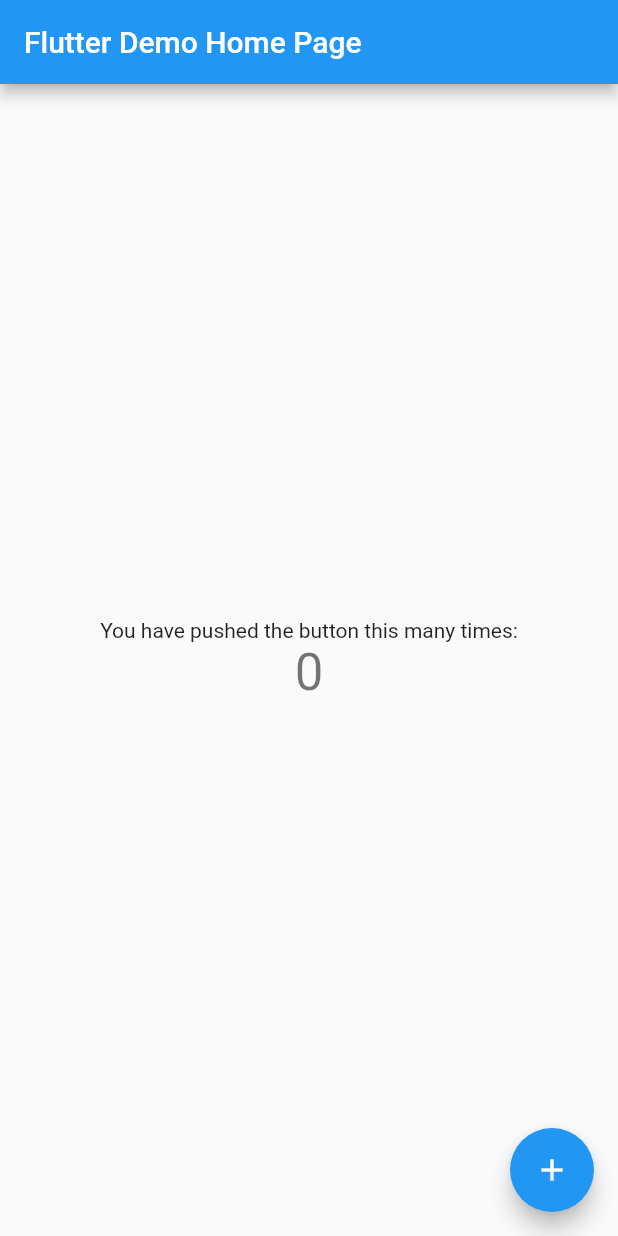
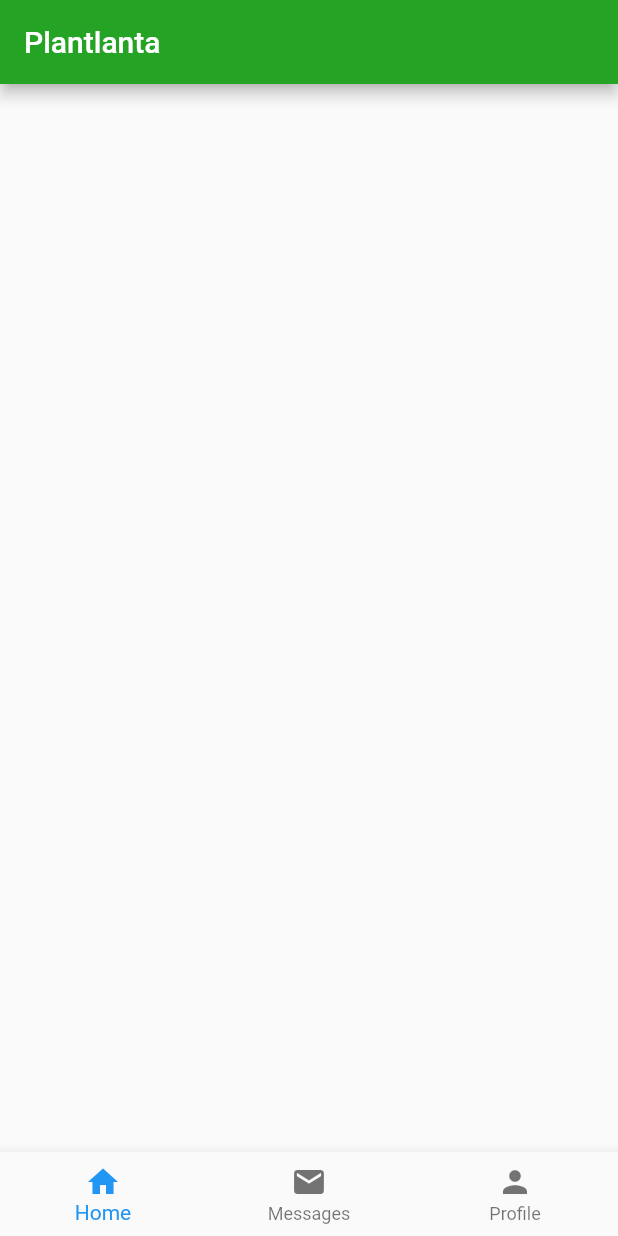
Before and after one commit to dfernandez33/Junior-Design-Plantlanta, a Flutter app: the screen it shows after launch, on a phone screen of 412 x 824 dp. Run offline on Flutter 3.47's test engine with Material 2 defaults, Android fonts, the phone set to English and light mode, and no system bars; Roboto replaces fonts that are missing (Mukta).

Commit message:
Initial iteration over home page

```diff
--- a/Flutter/lib/main.dart
+++ b/Flutter/lib/main.dart
@@ -1,111 +1,26 @@
 import 'package:flutter/material.dart';
+
+import 'package:junior_design_plantlanta/screens/home.dart';
 
 void main() => runApp(MyApp());
 
 class MyApp extends StatelessWidget {
-  // This widget is the root of your application.
+
   @override
   Widget build(BuildContext context) {
     return MaterialApp(
-      title: 'Flutter Demo',
-      theme: ThemeData(
-        // This is the theme of your application.
-        //
-        // Try running your application with "flutter run". You'll see the
-        // application has a blue toolbar. Then, without quitting the app, try
-        // changing the primarySwatch below to Colors.green and then invoke
-        // "hot reload" (press "r" in the console where you ran "flutter run",
-        // or simply save your changes to "hot reload" in a Flutter IDE).
-        // Notice that the counter didn't reset back to zero; the application
-        // is not restarted.
-        primarySwatch: Colors.blue,
-      ),
-      home: MyHomePage(title: 'Flutter Demo Home Page'),
+        title: 'Plantlanta',
+        theme: new ThemeData(
+            primaryColor: const Color(0xFF25A325),
+            accentColor: const Color(0xFFFFDB2B),
+            backgroundColor: const Color(0xFFFAFAFA),
+            fontFamily: 'Mukta',
+        ),
+        home: _handleCurrentScreen()
     );
   }
-}
 
-class MyHomePage extends StatefulWidget {
-  MyHomePage({Key key, this.title}) : super(key: key);
-
-  // This widget is the home page of your application. It is stateful, meaning
-  // that it has a State object (defined below) that contains fields that affect
-  // how it looks.
-
-  // This class is the configuration for the state. It holds the values (in this
-  // case the title) provided by the parent (in this case the App widget) and
-  // used by the build method of the State. Fields in a Widget subclass are
-  // always marked "final".
-
-  final String title;
-
-  @override
-  _MyHomePageState createState() => _MyHomePageState();
-}
-
-class _MyHomePageState extends State<MyHomePage> {
-  int _counter = 0;
-
-  void _incrementCounter() {
-    setState(() {
-      // This call to setState tells the Flutter framework that something has
-      // changed in this State, which causes it to rerun the build method below
-      // so that the display can reflect the updated values. If we changed
-      // _counter without calling setState(), then the build method would not be
-      // called again, and so nothing would appear to happen.
-      _counter++;
-    });
-  }
-
-  @override
-  Widget build(BuildContext context) {
-    // This method is rerun every time setState is called, for instance as done
-    // by the _incrementCounter method above.
-    //
-    // The Flutter framework has been optimized to make rerunning build methods
-    // fast, so that you can just rebuild anything that needs updating rather
-    // than having to individually change instances of widgets.
-    return Scaffold(
-      appBar: AppBar(
-        // Here we take the value from the MyHomePage object that was created by
-        // the App.build method, and use it to set our appbar title.
-        title: Text(widget.title),
-      ),
-      body: Center(
-        // Center is a layout widget. It takes a single child and positions it
-        // in the middle of the parent.
-        child: Column(
-          // Column is also layout widget. It takes a list of children and
-          // arranges them vertically. By default, it sizes itself to fit its
-          // children horizontally, and tries to be as tall as its parent.
-          //
-          // Invoke "debug painting" (press "p" in the console, choose the
-          // "Toggle Debug Paint" action from the Flutter Inspector in Android
-          // Studio, or the "Toggle Debug Paint" command in Visual Studio Code)
-          // to see the wireframe for each widget.
-          //
-          // Column has various properties to control how it sizes itself and
-          // how it positions its children. Here we use mainAxisAlignment to
-          // center the children vertically; the main axis here is the vertical
-          // axis because Columns are vertical (the cross axis would be
-          // horizontal).
-          mainAxisAlignment: MainAxisAlignment.center,
-          children: <Widget>[
-            Text(
-              'You have pushed the button this many times:',
-            ),
-            Text(
-              '$_counter',
-              style: Theme.of(context).textTheme.display1,
-            ),
-          ],
-        ),
-      ),
-      floatingActionButton: FloatingActionButton(
-        onPressed: _incrementCounter,
-        tooltip: 'Increment',
-        child: Icon(Icons.add),
-      ), // This trailing comma makes auto-formatting nicer for build methods.
-    );
+  Widget _handleCurrentScreen() {
+    return Home();
   }
 }
--- /dev/null
+++ b/Flutter/lib/screens/home.dart
@@ -0,0 +1,36 @@
+import 'package:flutter/material.dart';
+
+class Home extends StatefulWidget {
+  @override
+  State<StatefulWidget> createState() {
+    return _HomeState();
+  }
+}
+
+class _HomeState extends State<Home> {
+  @override
+  Widget build(BuildContext context) {
+    return Scaffold(
+      appBar: AppBar(
+        title: Text('Plantlanta'),
+      ),
+      bottomNavigationBar: BottomNavigationBar(
+        currentIndex: 0, // this will be set when a new tab is tapped
+        items: [
+          BottomNavigationBarItem(
+            icon: new Icon(Icons.home),
+            title: new Text('Home'),
+          ),
+          BottomNavigationBarItem(
+            icon: new Icon(Icons.mail),
+            title: new Text('Messages'),
+          ),
+          BottomNavigationBarItem(
+              icon: Icon(Icons.person),
+              title: Text('Profile')
+          )
+        ],
+      ),
+    );
+  }
+}
```
